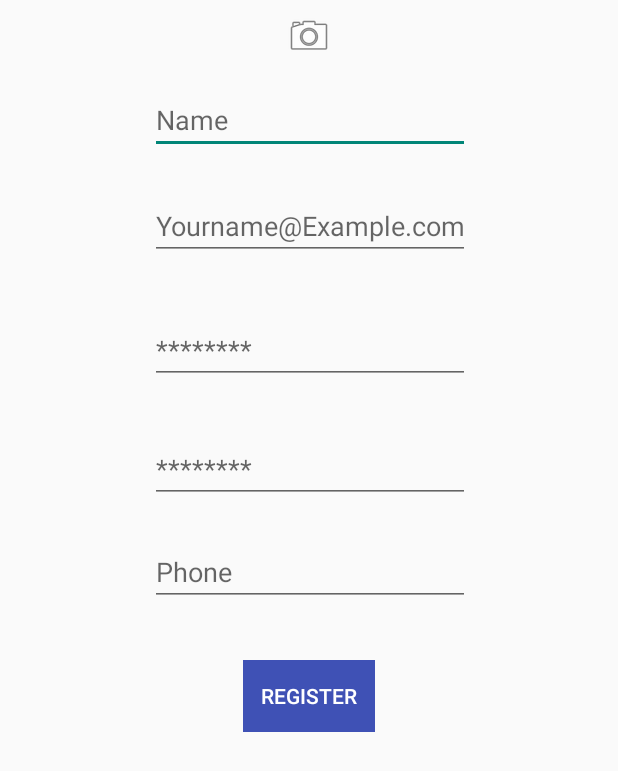
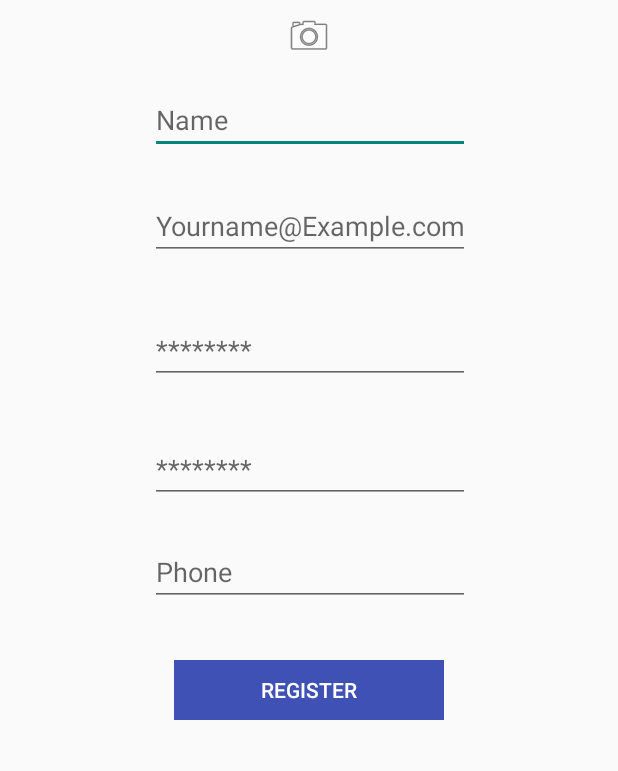
Before and after one commit to Mohammedkhaled95/Gam3na, an Android app: the Register screen opened directly, with no data from a screen before it, on a phone screen of 412 x 824 dp. Shown: the top 771 px of the screen. Run offline under Robolectric (Android 15) with nearby library versions, the phone set to English and light mode, and no system bars; libraries missing offline, so code that uses them is left out: com.backendless, com.backendless.async, com.backendless.exceptions.

Commit message:
changes : 1/Retrieve data from backendless and updating UI properly, 2/some design edits

```diff
--- a/app/src/main/res/layout/activity_register.xml
+++ b/app/src/main/res/layout/activity_register.xml
@@ -96,8 +96,8 @@
 
     <Button
         android:id="@+id/register_button"
-        android:layout_width="wrap_content"
-        android:layout_height="wrap_content"
+        android:layout_width="180dp"
+        android:layout_height="40dp"
         android:layout_marginLeft="8dp"
         android:layout_marginRight="8dp"
         android:layout_marginTop="36dp"
```
